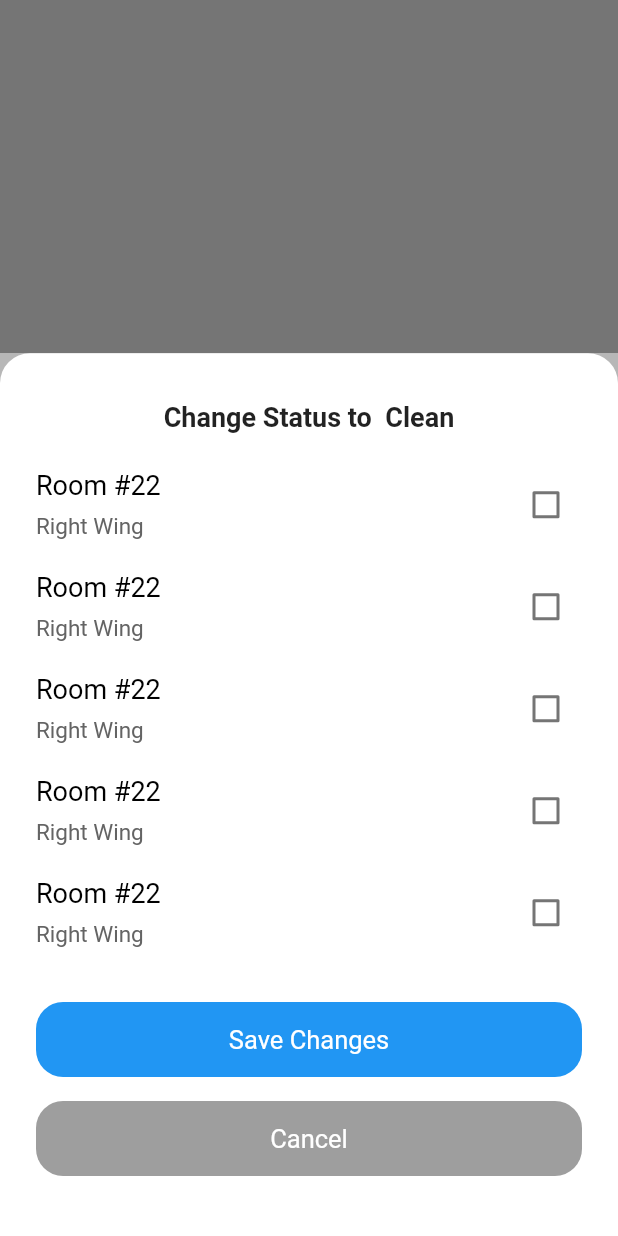
After one commit to Grappetite-tauqeer/bn_staff, a Flutter app: the screen it shows after launch, scrolled down 576 dp, after a tap on "1st Floor", after a tap on "Clean Bulk Edit", on a phone screen of 412 x 824 dp. The commit adds this screen. Run offline on Flutter 3.47's test engine with Material 2 defaults, Android fonts, the phone set to English and light mode, and no system bars; drawn by our look-alikes of expandable, syncfusion_flutter_gauges; our stand-ins replace dio, email_validator, expansion_tile_card, flutter_easyloading, flutter_form_builder, flutter_slidable and 1 more.

Commit message:
New design

```diff
--- a/lib/core/colors.dart
+++ b/lib/core/colors.dart
@@ -8,6 +8,10 @@ class PColors {
   static const black = const Color.fromRGBO(0, 0, 0, 1);
   static const blue = const Color.fromRGBO(33, 150, 243, 1.0);
   static const darkBlue = const Color.fromRGBO(9, 96, 165, 1.0);
+  static const redColor = const Color.fromRGBO(255, 68, 51, 1.0);
+//background: rgba(255, 68, 51, 1);
+  //background: rgba(255, 68, 51, 1);
+
   static const gray = const Color.fromRGBO(128, 138, 166, 1);
   static const lightBlack = Color.fromRGBO(79, 85, 102, 1);
 
--- a/lib/core/theme.dart
+++ b/lib/core/theme.dart
@@ -39,6 +39,11 @@ ThemeData getAppTheme(BuildContext context) {
     ),
     elevatedButtonTheme: ElevatedButtonThemeData(
       style: ButtonStyle(
+        shape: MaterialStateProperty.all<RoundedRectangleBorder>(
+          RoundedRectangleBorder(
+            borderRadius: BorderRadius.circular(18.0),
+          ),
+        ),
         elevation: MaterialStateProperty.all(0),
         minimumSize: MaterialStateProperty.all(Size.fromHeight(50)),
         backgroundColor: MaterialStateProperty.all(PColors.blue),
--- /dev/null
+++ b/lib/pages_v2/mini/edit_bulk.dart
@@ -0,0 +1,70 @@
+import 'package:bn_staff/core/colors.dart';
+import 'package:bn_staff/widgets/edit_bulk_item.dart';
+import 'package:bn_staff/widgets/elevated_button.dart';
+import 'package:bn_staff/widgets/mini_card.dart';
+import 'package:bn_staff/widgets/mini_header_text.dart';
+import 'package:bn_staff/widgets/room_floor.dart';
+import 'package:flutter/material.dart';
+
+class EditBulk extends StatefulWidget {
+  @override
+  _EditBulkState createState() => _EditBulkState();
+}
+
+class _EditBulkState extends State<EditBulk> {
+  @override
+  Widget build(BuildContext context) {
+    return MiniCard(
+      child: Column(
+        children: [
+          SizedBox(
+            height: 8,
+          ),
+          MiniHeaderText(
+            text: 'Change Status to  Clean',
+          ),
+          SizedBox(
+            height: 24,
+          ),
+          Expanded(
+            child: Container(
+              child: ListView.separated(
+                itemCount: 10,
+                separatorBuilder: (BuildContext context, int index) =>
+                    Container(
+                  height: 20,
+                ),
+                itemBuilder: (BuildContext context, int index) {
+                  return EditBulkItem();
+                },
+              ),
+            ),
+          ),
+          SizedBox(
+            height: 16,
+          ),
+          PElevatedButton(
+            text: 'Save Changes',
+            onPressed: () {
+              // this.widget.onSave(selectedItem);
+              Navigator.pop(context);
+            },
+          ),
+          SizedBox(
+            height: 16,
+          ),
+          PElevatedButton(
+            text: 'Cancel',
+            onPressed: () {
+              Navigator.pop(context);
+            },
+            color: Colors.grey,
+          ),
+          SizedBox(
+            height: 16,
+          )
+        ],
+      ),
+    );
+  }
+}
--- /dev/null
+++ b/lib/widgets/edit_bulk_item.dart
@@ -0,0 +1,36 @@
+import 'package:bn_staff/core/colors.dart';
+import 'package:bn_staff/widgets/room_floor.dart';
+import 'package:flutter/material.dart';
+
+class EditBulkItem extends StatefulWidget {
+  @override
+  _EditBulkItemState createState() => _EditBulkItemState();
+}
+
+class _EditBulkItemState extends State<EditBulkItem> {
+  bool isChecked = false;
+
+  @override
+  Widget build(BuildContext context) {
+    return Row(
+      children: [
+        Expanded(
+          child: RoomFloor(
+            room: 'Room #22',
+            wing: 'Right Wing',
+          ),
+        ),
+        Checkbox(
+          hoverColor: PColors.blue,
+
+          value: isChecked,
+          onChanged: (bool value) {
+            setState(() {
+              this.isChecked = value;
+            });
+          },
+        ),
+      ],
+    );
+  }
+}
--- /dev/null
+++ b/lib/widgets/mini_card.dart
@@ -0,0 +1,33 @@
+import 'package:bn_staff/core/colors.dart';
+import 'package:flutter/material.dart';
+
+class MiniCard extends StatelessWidget {
+  final Widget child;
+
+
+  MiniCard({this.child});
+
+  @override
+  Widget build(BuildContext context) {
+    return Container(
+
+      height: MediaQuery.of(context).size.height / 1.4,
+      color: MediaQuery.of(context).platformBrightness ==
+          Brightness.dark
+          ? Colors.white
+          : Color(0xff757575).withOpacity(0.5),
+
+      child: Container(
+        padding: EdgeInsets.all(24.0),
+        decoration: BoxDecoration(
+          color: MediaQuery.of(context).platformBrightness == Brightness.dark ? Colors.blue : Colors.white,
+          borderRadius: BorderRadius.only(
+            topLeft: Radius.circular(20.0),
+            topRight: Radius.circular(20.0),
+          ),
+        ),
+        child: this.child,
+      ),
+    );
+  }
+}
--- /dev/null
+++ b/lib/widgets/mini_header_text.dart
@@ -0,0 +1,18 @@
+import 'package:flutter/material.dart';
+
+class MiniHeaderText extends StatelessWidget {
+  final String text;
+  MiniHeaderText({this.text});
+
+  @override
+  Widget build(BuildContext context) {
+    return Text(
+      text,
+      style: TextStyle(
+        fontWeight: FontWeight.w700,
+        fontSize: 18,
+      ),
+    );
+    ;
+  }
+}
--- a/lib/widgets/status.dart
+++ b/lib/widgets/status.dart
@@ -1,8 +1,94 @@
+import 'package:bn_staff/core/colors.dart';
+import 'package:bn_staff/model/room.dart';
 import 'package:flutter/material.dart';
 
-class Status extends StatelessWidget {
+class StatusView extends StatelessWidget {
+  final RoomStatus status;
+
+  StatusView({this.status = RoomStatus.dirty});
+
   @override
   Widget build(BuildContext context) {
-    return Container();
+    if (this.status == RoomStatus.cleaned) {
+      return CleanView();
+    } else if (this.status == RoomStatus.reported) {
+      return ReportedView();
+    }
+    return DirtyView();
   }
 }
+
+class ReportedView extends StatelessWidget {
+  @override
+  Widget build(BuildContext context) {
+    return Row(
+      children: [
+        Icon(
+          Icons.circle,
+          size: 15,
+          color: PColors.redColor,
+        ),
+        SizedBox(
+          width: 4,
+        ),
+        Text(
+          'Reported',
+          style: TextStyle(
+            color: PColors.redColor,
+            fontSize: 16,
+          ),
+        ),
+      ],
+    );
+  }
+}
+
+class CleanView extends StatelessWidget {
+  @override
+  Widget build(BuildContext context) {
+    return Row(
+      children: [
+        Icon(
+          Icons.circle,
+          size: 15,
+          color: PColors.blue,
+        ),
+        SizedBox(
+          width: 4,
+        ),
+        Text(
+          'Clean',
+          style: TextStyle(
+            color: PColors.blue,
+            fontSize: 16,
+          ),
+        ),
+      ],
+    );
+  }
+}
+
+class DirtyView extends StatelessWidget {
+  @override
+  Widget build(BuildContext context) {
+    return Row(
+      children: [
+        Icon(
+          Icons.circle,
+          size: 15,
+          color: PColors.orange,
+        ),
+        SizedBox(
+          width: 4,
+        ),
+        Text(
+          'Needs Cleaning',
+          style: TextStyle(
+            color: PColors.orange,
+            fontSize: 16,
+          ),
+        ),
+      ],
+    );
+  }
+}
```
Also changed, not shown: lib/model/room.dart (+12 -12 lines), lib/pages_v2/custom_room_detail.dart (added, +29 -0 lines), lib/pages_v2/tasks_home.dart (+20 -28 lines), lib/pages_v2/tasks_listing.dart (+10 -7 lines), lib/util/dialog_utils.dart (added, +92 -0 lines), asset/images/room.png (added), 1 other file.
